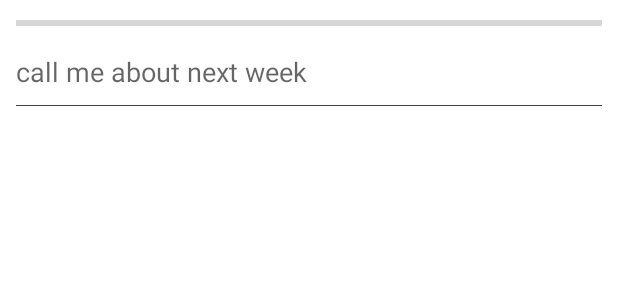
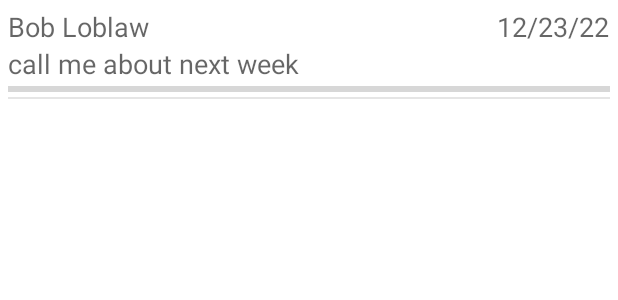
Before and after one commit to mertrois/meshmail, an Android app: the layout message_layout.xml on its own in the app's theme, with its tools: preview values and no code run, on a phone screen of 412 x 824 dp. Shown: the top 300 px of the screen. Run offline under Robolectric (Android 15) with nearby library versions, the phone set to English and light mode, and no system bars.

Commit message:
stable snapshot

```diff
--- a/app/src/main/java/app/meshmail/MainActivity.kt
+++ b/app/src/main/java/app/meshmail/MainActivity.kt
@@ -107,8 +107,8 @@ class MainActivity : AppCompatActivity(), PreferenceFragmentCompat.OnPreferenceS
         setContentView(R.layout.activity_main)
 
         // todo: remove; only for dev. Clean up before running.
-         database.messageDao().deleteAll()
-         database.messageFragmentDao().deleteAll()
+//         database.messageDao().deleteAll()
+//         database.messageFragmentDao().deleteAll()
 
         // load initial fragment based on mode the app is in
         supportFragmentManager
--- a/app/src/main/java/app/meshmail/data/MeshmailDatabase.kt
+++ b/app/src/main/java/app/meshmail/data/MeshmailDatabase.kt
@@ -6,7 +6,7 @@ import androidx.room.Room
 import androidx.room.RoomDatabase
 import androidx.room.TypeConverters
 
-@Database(entities = [MessageEntity::class, MessageFragmentEntity::class], version = 7, exportSchema = false)
+@Database(entities = [MessageEntity::class, MessageFragmentEntity::class], version = 9, exportSchema = false)
 @TypeConverters(Converters::class)
 abstract class MeshmailDatabase : RoomDatabase() {
     abstract fun messageDao(): MessageDao
--- a/app/src/main/java/app/meshmail/data/MessageEntity.kt
+++ b/app/src/main/java/app/meshmail/data/MessageEntity.kt
@@ -14,7 +14,7 @@ data class MessageEntity(
     var serverId: String? = "",
 
     // message subject
-    var subject: String? = "",
+    var subject: String = "",
 
     // body
     var body: String? = "",
--- a/app/src/main/java/app/meshmail/service/MeshBroadcastReceiver.kt
+++ b/app/src/main/java/app/meshmail/service/MeshBroadcastReceiver.kt
@@ -82,10 +82,12 @@ class MeshBroadcastReceiver(context: Context): BroadcastReceiver() {
             newMessage.folder = "INBOX" // this ensures fragments will show up in inbox (with progress bar)
             // when inflated to non-shadow messages, type will come through and folder will be set appropriately
             // remove to hide shadows from the inbox.
+            newMessage.receivedDate = millisToDate(pbMessageShadow.receivedDate)
             newMessage.fingerprint = pbMessageShadow.fingerprint
             newMessage.nFragments = pbMessageShadow.nFragments
             newMessage.subject   = pbMessageShadow.subject
-            newMessage.isShadow = true
+            newMessage.sender   = pbMessageShadow.sender
+            newMessage.isShadow = true  // we don't yet have the body
             newMessage.hasBeenRequested = true  // this indicates to the client not to send out shadow broadcasts back to the originator
                                                 // or for the case of the relay getting an OUTBOUND message, hasBeenRequested indicates the client already knows about it, don't send shadow broadcast
             database.messageDao().insert(newMessage)
--- a/app/src/main/res/layout/message_layout.xml
+++ b/app/src/main/res/layout/message_layout.xml
@@ -16,22 +16,10 @@
         android:layout_height="wrap_content"
 
         android:orientation="vertical"
-        android:padding="5dp"
         app:layout_constraintBottom_toBottomOf="parent"
         app:layout_constraintEnd_toEndOf="parent"
         app:layout_constraintStart_toStartOf="parent"
         app:layout_constraintTop_toBottomOf="@+id/view">
-
-        <ViewSwitcher
-            android:id="@+id/progress_view_switcher"
-            android:layout_width="match_parent"
-            android:layout_height="wrap_content">
-
-            <ProgressBar
-                android:id="@+id/fragment_load_progress"
-                style="?android:attr/progressBarStyleHorizontal"
-                android:layout_width="match_parent"
-                android:layout_height="10dp" />
 
         <LinearLayout
             android:layout_width="match_parent"
@@ -62,10 +50,6 @@
         </LinearLayout>
 
 
-        </ViewSwitcher>
-
-
-
         <TextView
             android:id="@+id/subject_text_view"
             android:layout_width="match_parent"
@@ -77,17 +61,32 @@
             android:textAppearance="@style/TextAppearance.AppCompat.Medium"
             android:typeface="normal" />
 
-        <View
+        <ViewSwitcher
+            android:id="@+id/progress_view_switcher"
+            android:layout_width="match_parent"
+            android:layout_height="10dp">
+
+            <ProgressBar
+                android:id="@+id/fragment_load_progress"
+                style="?android:attr/progressBarStyleHorizontal"
                 android:layout_width="match_parent"
                 android:layout_height="10dp" />
 
             <View
+                android:id="@+id/spacer_view"
+                android:layout_width="match_parent"
+                android:layout_height="10dp" />
+
+
+        </ViewSwitcher>
+
+        <View
             android:id="@+id/view"
             android:layout_width="match_parent"
-            android:layout_height=".5dp"
+            android:layout_height="1dp"
             android:layout_gravity="bottom"
-            android:background="@color/cardview_dark_background"
-            android:paddingTop="5dp" />
+            android:alpha=".1"
+            android:background="@color/black" />
 
     </LinearLayout>
 
```
Also changed, not shown: app/src/main/java/app/meshmail/data/MessageAdapter.kt (+9 -8 lines), app/src/main/java/app/meshmail/service/MailSyncService.kt (+25 -22 lines), 1 other file. Lines whose indentation alone changed are shown as unchanged.
